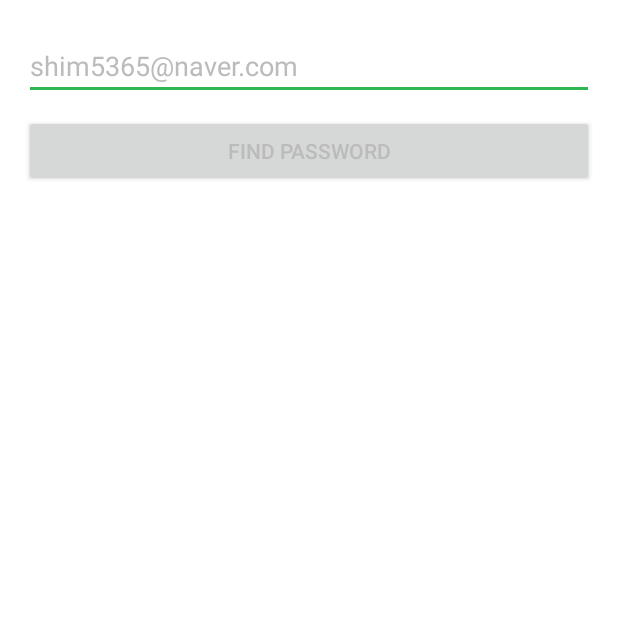
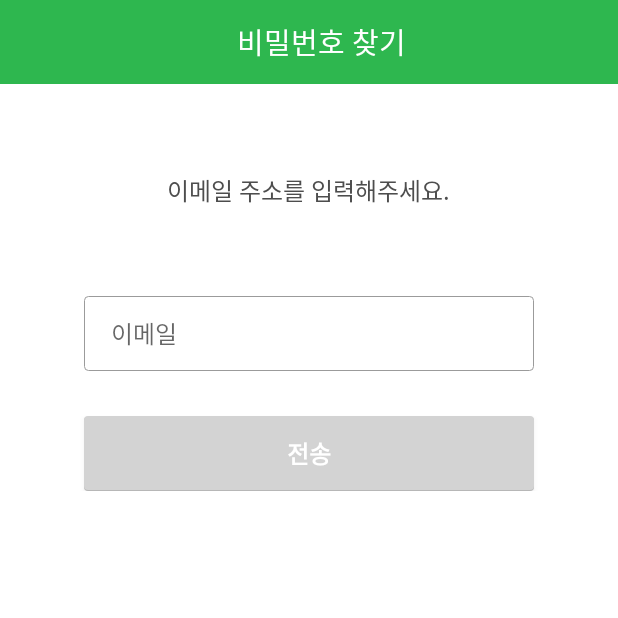
Before and after one commit to sosanara/sosaFront, an Android app: the FindPawdActivity screen opened directly, with no data from a screen before it, on a phone screen of 412 x 824 dp, the top half of it. Run offline under Robolectric (Android 15) with nearby library versions, the phone set to English and light mode, and no system bars.

Commit message:
find pawd page design completed

```diff
--- a/app/src/main/java/com/example/shim/sosafront/LoginPackage/FindPawdActivity.java
+++ b/app/src/main/java/com/example/shim/sosafront/LoginPackage/FindPawdActivity.java
@@ -1,16 +1,17 @@
 package com.example.shim.sosafront.LoginPackage;
 
-import android.app.Activity;
 import android.app.ProgressDialog;
 import android.content.Intent;
+import android.graphics.Typeface;
 import android.net.Uri;
 import android.os.AsyncTask;
 import android.os.Bundle;
+import android.support.v7.app.AppCompatActivity;
+import android.support.v7.widget.Toolbar;
 import android.util.Log;
 import android.view.View;
 import android.widget.Button;
 import android.widget.EditText;
-import android.widget.TextView;
 import android.widget.Toast;
 
 import com.example.shim.sosafront.R;
@@ -29,35 +30,36 @@ import java.net.HttpURLConnection;
 import java.net.MalformedURLException;
 import java.net.URL;
 
-
-public class FindPawdActivity extends Activity {
+public class FindPawdActivity extends AppCompatActivity {
 
     // CONNECTION_TIMEOUT and READ_TIMEOUT are in milliseconds
 
     public static final int CONNECTION_TIMEOUT=10000;
     public static final int READ_TIMEOUT=15000;
 
-    private EditText findPassEmailView;
-    private Button resetPawdBtn;
+    private EditText emailView;
+    private Button findPawdBtn;
+    private String errorEmail;
 
-    private String errorEmail;
+    Toolbar toolbar;
 
     @Override
     protected void onCreate(Bundle savedInstanceState) {
         super.onCreate(savedInstanceState);
         setContentView(R.layout.activity_find_pawd);
 
-        // Get Reference to variables
-        findPassEmailView = (EditText) findViewById(R.id.findPassEmailView);
-        findPassEmailView.setText("shim5365@naver.com", TextView.BufferType.EDITABLE);
+        toolbar = (Toolbar) findViewById(R.id.app_bar);
+        findPawdBtn =(Button) findViewById(R.id.findPawdBtn);
+        emailView = (EditText) findViewById(R.id.emailView);
 
-
+        Typeface tf=Typeface.createFromAsset(getAssets(), "fonts/NotoSans-Bold.ttf");
+        findPawdBtn.setTypeface(tf);
     }
 
     // Triggers when findPawd Button clicked
     public void findPawd(View arg0) {
 
-        final String email = findPassEmailView.getText().toString();
+        final String email = emailView.getText().toString();
 
 
         // Initialize  AsyncLogin() class with email and password
--- /dev/null
+++ b/app/src/main/res/drawable/button_border.xml
@@ -0,0 +1,31 @@
+<?xml version="1.0" encoding="utf-8"?>
+<selector xmlns:android="http://schemas.android.com/apk/res/android">
+
+    <item>
+        <layer-list>
+            <!-- SHADOW LAYER -->
+            <item  android:top="1.3dp">
+                <shape>
+                    <solid android:color="@color/btnBorderColor" />
+                    <corners android:radius="2.5dp"/>
+                </shape>
+            </item>
+
+            <!-- CONTENT LAYER -->
+            <item android:bottom="1.3dp">
+                <!--content-->
+                <shape android:shape="rectangle">
+                    <solid android:color="@color/btnBackgoundColor"/>
+                    <corners android:radius="2.5dp" />
+                </shape>
+            </item>
+        </layer-list>
+    </item>
+
+
+
+
+
+
+
+</selector>
--- a/app/src/main/res/drawable/text_border.xml
+++ b/app/src/main/res/drawable/text_border.xml
@@ -1,13 +1,11 @@
 <?xml version="1.0" encoding="utf-8"?>
 <shape xmlns:android="http://schemas.android.com/apk/res/android"
-    android:shape="rectangle"
-    android:layout_height="wrap_content"
-    android:layout_width="wrap_content" >
+    android:shape="rectangle">
 
-    <solid android:color="#FFFFFFFF" />
+    <corners android:radius="2.5dp" />
 
     <stroke
-        android:width="2px"
-        android:color="#FF000000" />
+        android:width="0.5dp"
+        android:color="@color/rectBorderColor" />
 
 </shape>
--- a/app/src/main/res/layout/activity_find_pawd.xml
+++ b/app/src/main/res/layout/activity_find_pawd.xml
@@ -1,27 +1,80 @@
 <?xml version="1.0" encoding="utf-8"?>
 <LinearLayout xmlns:android="http://schemas.android.com/apk/res/android"
-    xmlns:tools="http://schemas.android.com/tools"
+    xmlns:app="http://schemas.android.com/apk/res-auto"
+    android:orientation="vertical"
     android:layout_width="match_parent"
-    android:layout_height="match_parent" android:paddingLeft="@dimen/activity_horizontal_margin"
-    android:paddingRight="@dimen/activity_horizontal_margin"
-    android:paddingTop="@dimen/activity_vertical_margin"
-    android:paddingBottom="@dimen/activity_vertical_margin"
-    android:orientation="vertical">
+    android:layout_height="match_parent">
 
-    <EditText
-        android:id="@+id/findPassEmailView"
-        android:layout_marginTop="5dp"
-        android:hint="user email"
-        android:layout_width="match_parent"
-        android:layout_height="wrap_content" />
-
-    <Button
+    <android.support.v7.widget.Toolbar
+        xmlns:android="http://schemas.android.com/apk/res/android"
+        xmlns:app="http://schemas.android.com/apk/res-auto"
+        android:id="@+id/toolBar"
         android:layout_width="match_parent"
         android:layout_height="wrap_content"
-        android:text="Find Password"
-        android:id="@+id/findPawdBtn"
-        android:layout_marginTop="10dp"
-        android:onClick="findPawd"/>
+        android:minHeight="?attr/actionBarSize"
+        android:background="?attr/colorPrimary"
+        app:popupTheme="@style/ThemeOverlay.AppCompat.Dark" >
+
+        <TextView
+            android:id="@+id/toolbar_title"
+            android:layout_width="match_parent"
+            android:layout_height="match_parent"
+            android:textColor="@color/whiteColor"
+            android:text="@string/toolbar_find_pawd"
+            android:textSize="19.5sp"
+            android:gravity="center_horizontal"/>
+    </android.support.v7.widget.Toolbar>
+
+    <LinearLayout
+        android:layout_width="match_parent"
+        android:layout_height="wrap_content"
+        android:orientation="vertical">
+
+        <TextView
+            android:text="이메일 주소를 입력해주세요."
+            android:layout_width="wrap_content"
+            android:layout_height="wrap_content"
+            android:layout_marginTop="41.5dp"
+            android:paddingTop="17dp"
+            android:paddingBottom="17dp"
+            android:textSize="16sp"
+            android:layout_gravity="center"
+            android:textColor="@color/textViewColor"
+            android:radius="2.5dp" />
+
+        <EditText
+            android:id="@+id/emailView"
+            android:background="@drawable/text_border"
+            android:hint="@string/email"
+            android:layout_width="300dp"
+            android:layout_height="50dp"
+            android:layout_marginLeft="30dp"
+            android:layout_marginRight="30dp"
+            android:layout_marginTop="41dp"
+            android:paddingLeft="18.3dp"
+            android:paddingRight="18.3dp"
+            android:textSize="16sp"
+            android:layout_gravity="center" />
+
+        <Button
+            android:id="@+id/findPawdBtn"
+            android:text="전송"
+            android:layout_width="300dp"
+            android:layout_height="50dp"
+            android:layout_marginLeft="30dp"
+            android:layout_marginRight="30dp"
+            android:layout_marginTop="30dp"
+            android:paddingLeft="18.3dp"
+            android:paddingRight="18.3dp"
+            android:textColor="@color/whiteColor"
+            android:textSize="16sp"
+            android:layout_gravity="center"
+            android:onClick="findPawd"
+            android:radius="20.5dp"
+            android:background="@drawable/button_border"/>
+
+        <!--android:background="@color/btnBackgoundColor"-->
+    </LinearLayout>
 
     <!--android:layout_below="@+id/password"-->
 </LinearLayout>
--- a/app/src/main/res/layout/activity_sign_up.xml
+++ b/app/src/main/res/layout/activity_sign_up.xml
@@ -30,7 +30,7 @@
             android:id="@+id/toolbar_title"
             android:layout_width="match_parent"
             android:layout_height="match_parent"
-            android:textColor="@color/toobarTextColor"
+            android:textColor="@color/whiteColor"
             android:text="@string/toolbar_sign_up"
             android:textSize="19.5sp"
             android:gravity="center_horizontal"/>
--- a/app/src/main/res/values/colors.xml
+++ b/app/src/main/res/values/colors.xml
@@ -5,8 +5,6 @@
     <color name="colorAccent">#FF4081</color>
     <color name="colorBackground">#FF4081</color>
     <color name="cameraBackground">#4f81bd</color>
-
-
 
 
 
@@ -44,8 +42,14 @@
 
 
     <color name="toobarBackgroundColor">#2eb74f</color>
-    <color name="toobarTextColor">#ffffff</color>
+    <color name="whiteColor">#ffffff</color>
     <color name="hintTextColor">#bbbbbb</color>
+
+    <color name="textViewColor">#4d4d4d</color>
+    <color name="rectBorderColor">#9b9b9b</color>
+    <color name="btnBackgoundColor">#d3d3d3</color>
+    <color name="btnBorderColor">#40000000</color>
+
 
 
 
```
Also changed, not shown: app/src/main/assets/fonts/NotoSans-Bold.ttf (added), app/src/main/assets/fonts/NotoSans-BoldItalic.ttf (added).
